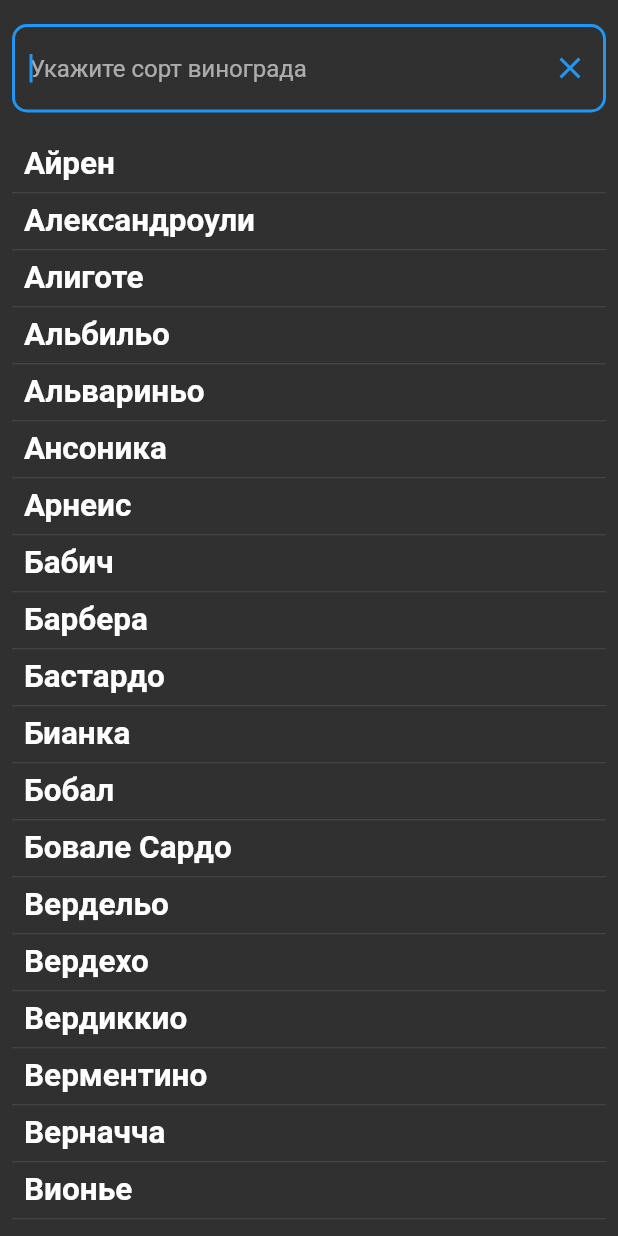
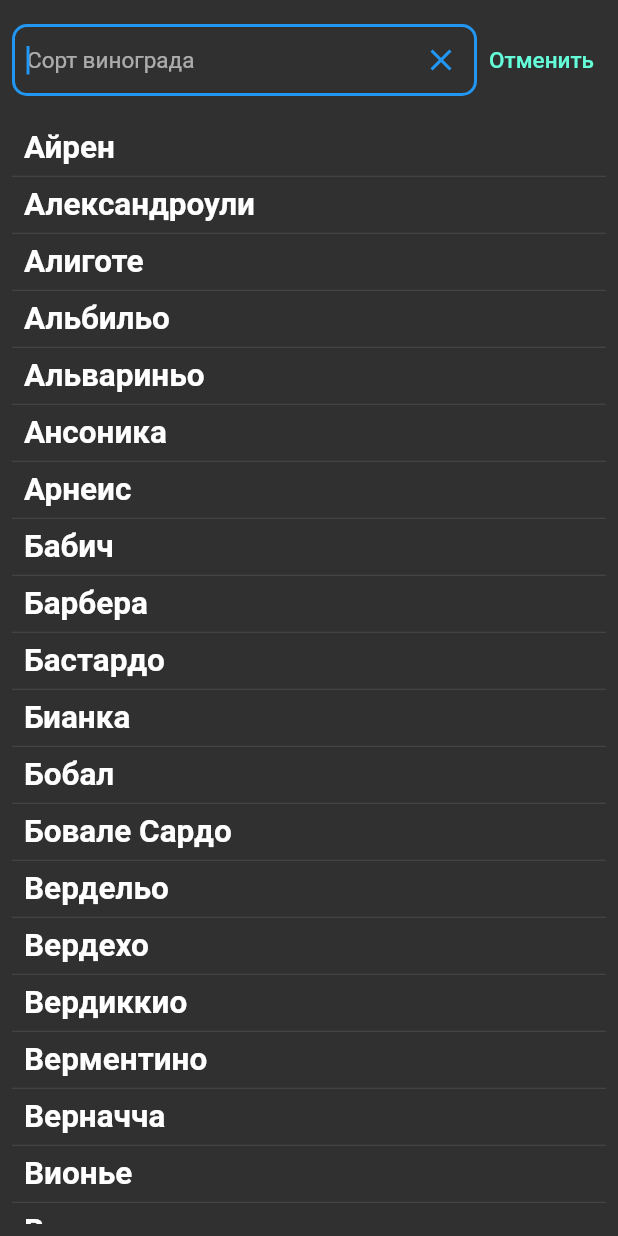
Before and after one commit to Ivan-Goncharov/wine-note-app, a Flutter app: the WineSortScreen screen opened directly, on a phone screen of 412 x 824 dp. Run offline on Flutter 3.47's test engine with Material 2 defaults, Android fonts, the phone set to English and light mode, and no system bars; our stand-ins replace flutter_svg, image_picker, sqflite; accounts and stored records are empty; statements that could not run were skipped.

Commit message:
Добавлен виджет для множественного текстового ввода

```diff
--- a/lib/screens/edit_screens/wine_sort.dart
+++ b/lib/screens/edit_screens/wine_sort.dart
@@ -1,5 +1,6 @@
 import 'package:flutter/material.dart';
 import 'package:flutter_my_wine_app/string_resourses.dart';
+import 'package:flutter_my_wine_app/widgets/custom_text_field.dart';
 import 'package:flutter_my_wine_app/widgets/edit_wine/button_search.dart';
 
 //экран для выбора сорта винограда
@@ -14,7 +15,7 @@ class WineSortScreen extends StatefulWidget {
 class _WineSortScreenState extends State<WineSortScreen> {
   //контроллер для текстового ввода
   late TextEditingController _controller;
-  final focus = FocusNode();
+  final _focus = FocusNode();
 
   //список сортов
   List<String> _listSorts = [];
@@ -38,6 +39,13 @@ class _WineSortScreenState extends State<WineSortScreen> {
     _controller.addListener(_textInputListener);
     _listSorts = Country.grapeVariety;
     super.initState();
+  }
+
+  @override
+  void dispose() {
+    _controller.dispose();
+    _focus.dispose();
+    super.dispose();
   }
 
   //слушатель ввода
@@ -74,27 +82,33 @@ class _WineSortScreenState extends State<WineSortScreen> {
             mainAxisAlignment: MainAxisAlignment.start,
             children: [
               //поле ввода названия винограда
-              Padding(
-                padding: const EdgeInsets.symmetric(vertical: 8.0),
-                child: TextField(
-                  decoration: InputDecoration(
-                    border: OutlineInputBorder(
-                      borderRadius: BorderRadius.circular(10),
-                    ),
-                    hintText: 'Укажите сорт винограда',
+              // Padding(
+              //   padding: const EdgeInsets.symmetric(vertical: 8.0),
+              //   child: TextField(
+              //     decoration: InputDecoration(
+              //       border: OutlineInputBorder(
+              //         borderRadius: BorderRadius.circular(10),
+              //       ),
+              //       hintText: 'Укажите сорт винограда',
 
-                    //кнопка удаления написанного текста
-                    suffixIcon: IconButton(
-                      icon: const Icon(Icons.clear_outlined),
-                      onPressed: () {
-                        _controller.clear();
-                      },
-                    ),
-                  ),
-                  focusNode: focus,
-                  controller: _controller,
-                  autofocus: true,
-                ),
+              //       //кнопка удаления написанного текста
+              //       suffixIcon: IconButton(
+              //         icon: const Icon(Icons.clear_outlined),
+              //         onPressed: () {
+              //           _controller.clear();
+              //         },
+              //       ),
+              //     ),
+              //     focusNode: focus,
+              //     controller: _controller,
+              //     autofocus: true,
+              //   ),
+              // ),
+
+              CustomTextField(
+                textHint: 'Сорт винограда',
+                controller: _controller,
+                focusNode: _focus,
               ),
 
               //если в списке выбранных сортов есть элементы - выводим их
@@ -158,7 +172,7 @@ class _WineSortScreenState extends State<WineSortScreen> {
 
               //нижняя часть экрана
               //1. Если клавиатура показывается на экране
-              focus.hasFocus
+              _focus.hasFocus
                   ? _listSorts.isEmpty
                       //если список сортов пустой, то выводим кнопку назад
                       ? backButton(colorScheme, size, context)
--- /dev/null
+++ b/lib/widgets/custom_text_field.dart
@@ -0,0 +1,68 @@
+import 'package:flutter/material.dart';
+
+//поле для ввода текста пользователем
+//приимает текст подсказки, контроллер для работы
+//также некоторые экраны передают иконку префикс и focus
+class CustomTextField extends StatelessWidget {
+  final String textHint;
+  final Widget? prefixIcon;
+  final TextEditingController controller;
+  final FocusNode? focusNode;
+  const CustomTextField(
+      {Key? key,
+      required this.textHint,
+      this.prefixIcon,
+      this.focusNode,
+      required this.controller})
+      : super(key: key);
+
+  @override
+  Widget build(BuildContext context) {
+    final _colorScheme = Theme.of(context).colorScheme;
+    return Row(
+      children: [
+        //поле ввода текста для поиска
+        Expanded(
+          child: Padding(
+            padding: const EdgeInsets.symmetric(vertical: 8.0),
+            child: TextField(
+              decoration: InputDecoration(
+                hintStyle: const TextStyle(fontSize: 15),
+                contentPadding: const EdgeInsets.all(10),
+                border: OutlineInputBorder(
+                  borderRadius: BorderRadius.circular(10),
+                ),
+                hintText: textHint,
+
+                prefixIcon: prefixIcon,
+
+                //кнопка удаления написанного текста
+                suffixIcon: IconButton(
+                  icon: const Icon(Icons.clear_outlined),
+                  onPressed: () {
+                    controller.clear();
+                  },
+                ),
+              ),
+              controller: controller,
+              autofocus: true,
+              focusNode: focusNode,
+            ),
+          ),
+        ),
+
+        //кнопка для возврата на предыдущий экран
+        TextButton(
+          onPressed: () => Navigator.pop(context),
+          child: Text(
+            'Отменить',
+            style: TextStyle(
+              fontSize: 15,
+              color: _colorScheme.secondary,
+            ),
+          ),
+        ),
+      ],
+    );
+  }
+}
```
Also changed, not shown: lib/screens/edit_screens/search_screen.dart (+8 -24 lines), lib/screens/search_wine_note.dart (+16 -50 lines).
